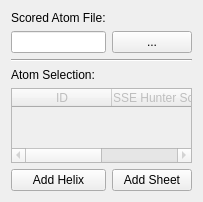
GorgonCryoEM/Gorgon, file Gorgon/src_ui/ui_dialog_volume_sse_builder.ui: the form before one commit.
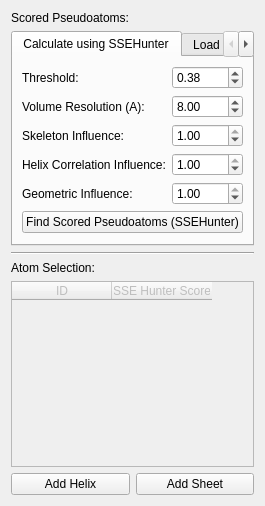
The form after the commit.

Commit message: SSEHunter interfaced into Gorgon

Diff of the .ui file:
```diff
--- a/Gorgon/src_ui/ui_dialog_volume_sse_builder.ui
+++ b/Gorgon/src_ui/ui_dialog_volume_sse_builder.ui
@@ -5,8 +5,8 @@
    <rect>
     <x>0</x>
     <y>0</y>
-    <width>183</width>
-    <height>202</height>
+    <width>265</width>
+    <height>506</height>
    </rect>
   </property>
   <property name="windowTitle" >
@@ -16,11 +16,136 @@
    <item row="0" column="0" >
     <widget class="QLabel" name="labelAtomScore" >
      <property name="text" >
-      <string>Scored Atom File:</string>
+      <string>Scored Pseudoatoms:</string>
      </property>
     </widget>
    </item>
    <item row="1" column="0" colspan="2" >
+    <widget class="QTabWidget" name="tabWidgetScoredAtoms" >
+     <property name="sizePolicy" >
+      <sizepolicy vsizetype="Maximum" hsizetype="Expanding" >
+       <horstretch>0</horstretch>
+       <verstretch>0</verstretch>
+      </sizepolicy>
+     </property>
+     <property name="currentIndex" >
+      <number>0</number>
+     </property>
+     <widget class="QWidget" name="tab" >
+      <attribute name="title" >
+       <string>Calculate using SSEHunter</string>
+      </attribute>
+      <layout class="QGridLayout" >
+       <item row="0" column="0" >
+        <widget class="QLabel" name="labelThreshold" >
+         <property name="text" >
+          <string>Threshold:</string>
+         </property>
+        </widget>
+       </item>
+       <item row="0" column="1" >
+        <widget class="QDoubleSpinBox" name="doubleSpinBoxThreshold" >
+         <property name="minimum" >
+          <double>-100.000000000000000</double>
+         </property>
+         <property name="maximum" >
+          <double>100.000000000000000</double>
+         </property>
+         <property name="value" >
+          <double>0.380000000000000</double>
+         </property>
+        </widget>
+       </item>
+       <item row="1" column="0" >
+        <widget class="QLabel" name="labelSkeletonScore_3" >
+         <property name="text" >
+          <string>Volume Resolution (A):</string>
+         </property>
+        </widget>
+       </item>
+       <item row="1" column="1" >
+        <widget class="QDoubleSpinBox" name="doubleSpinBoxResolution" >
+         <property name="maximum" >
+          <double>1000.000000000000000</double>
+         </property>
+         <property name="value" >
+          <double>8.000000000000000</double>
+         </property>
+        </widget>
+       </item>
+       <item row="2" column="0" >
+        <widget class="QLabel" name="labelSkeletonScore" >
+         <property name="text" >
+          <string>Skeleton Influence:</string>
+         </property>
+        </widget>
+       </item>
+       <item row="2" column="1" >
+        <widget class="QDoubleSpinBox" name="doubleSpinBoxSkeleton" >
+         <property name="maximum" >
+          <double>1.000000000000000</double>
+         </property>
+         <property name="value" >
+          <double>1.000000000000000</double>
+         </property>
+        </widget>
+       </item>
+       <item row="3" column="0" >
+        <widget class="QLabel" name="labelCrossCorrelationScore" >
+         <property name="text" >
+          <string>Helix Correlation Influence:</string>
+         </property>
+        </widget>
+       </item>
+       <item row="3" column="1" >
+        <widget class="QDoubleSpinBox" name="doubleSpinBoxCorrelation" >
+         <property name="maximum" >
+          <double>1.000000000000000</double>
+         </property>
+         <property name="value" >
+          <double>1.000000000000000</double>
+         </property>
+        </widget>
+       </item>
+       <item row="4" column="0" >
+        <widget class="QLabel" name="labelGeometricScore" >
+         <property name="text" >
+          <string>Geometric Influence:</string>
+         </property>
+        </widget>
+       </item>
+       <item row="4" column="1" >
+        <widget class="QDoubleSpinBox" name="doubleSpinBoxGeometry" >
+         <property name="maximum" >
+          <double>1.000000000000000</double>
+         </property>
+         <property name="value" >
+          <double>1.000000000000000</double>
+         </property>
+        </widget>
+       </item>
+       <item row="5" column="0" colspan="2" >
+        <widget class="QPushButton" name="pushButtonSSEHunter" >
+         <property name="text" >
+          <string>Find Scored Pseudoatoms (SSEHunter)</string>
+         </property>
+        </widget>
+       </item>
+      </layout>
+     </widget>
+     <widget class="QWidget" name="tab_2" >
+      <attribute name="title" >
+       <string>Load from file</string>
+      </attribute>
+      <layout class="QGridLayout" >
+       <item row="0" column="0" >
+        <widget class="QLabel" name="labelAtomScore_2" >
+         <property name="text" >
+          <string>Scored Pseudoatom File:</string>
+         </property>
+        </widget>
+       </item>
+       <item row="1" column="0" >
     <layout class="QGridLayout" >
      <item row="0" column="0" >
       <widget class="QLineEdit" name="lineEditAtomScore" >
@@ -44,6 +169,23 @@
      </item>
     </layout>
    </item>
+       <item row="2" column="0" >
+        <spacer>
+         <property name="orientation" >
+          <enum>Qt::Vertical</enum>
+         </property>
+         <property name="sizeHint" >
+          <size>
+           <width>20</width>
+           <height>40</height>
+          </size>
+         </property>
+        </spacer>
+       </item>
+      </layout>
+     </widget>
+    </widget>
+   </item>
    <item row="2" column="0" colspan="2" >
     <widget class="Line" name="line" >
      <property name="orientation" >
```
Left out of the diff: 7 changed lines with no effect on the pictures. Lines whose indentation alone changed are shown as unchanged. The commit also changes 6 other files.
